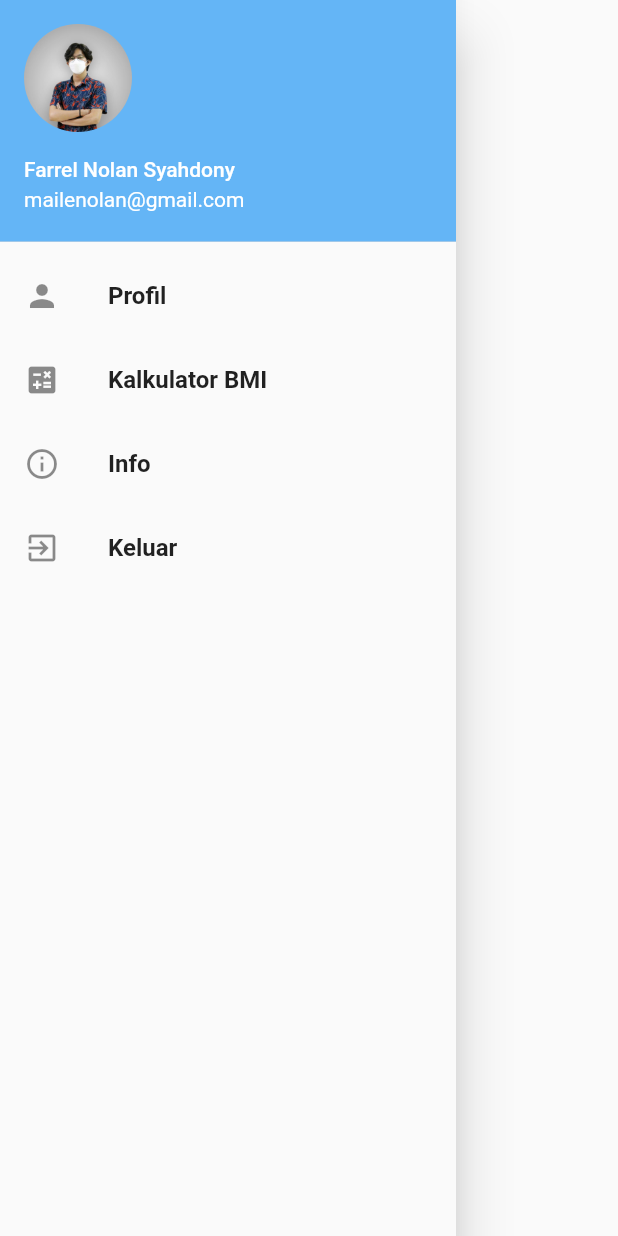
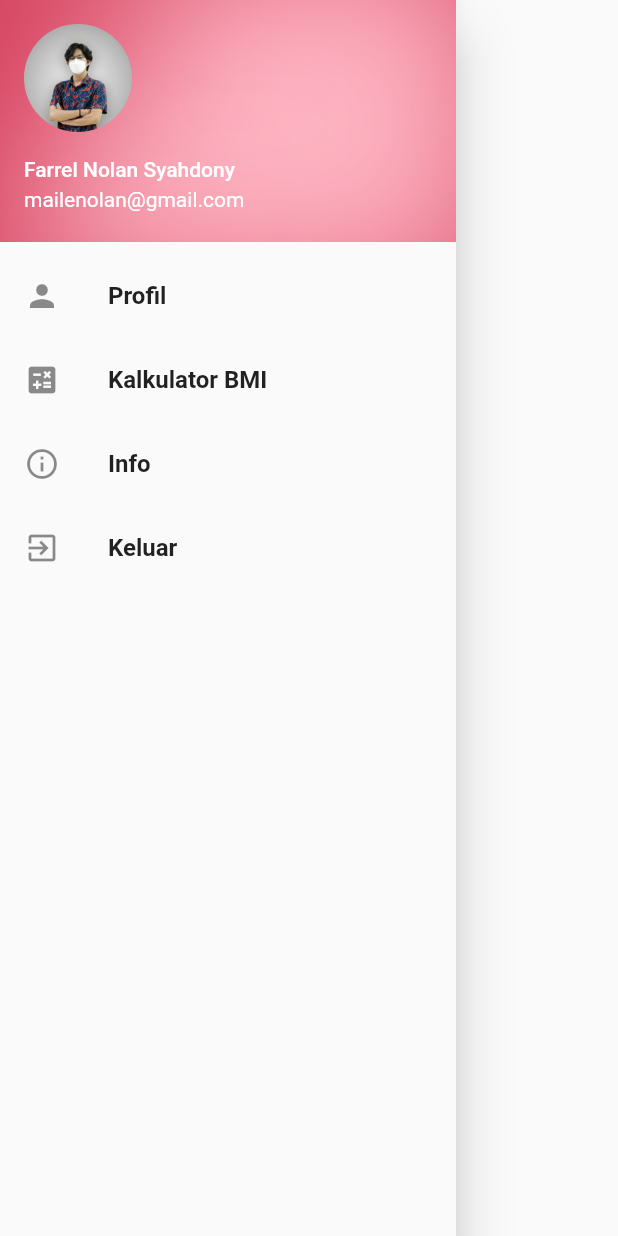
Before and after one commit to fanolans/bumil-care, a Flutter app: the DrawerWidget widget shown alone on an empty page, opened directly, on a phone screen of 412 x 824 dp. Run offline on Flutter 3.47's test engine with Material 2 defaults, Android fonts, the light colour scheme and no system bars; our stand-ins replace carousel_slider; network calls fail.

Commit message:
refactor box decoration image

```diff
--- a/lib/screens/home_screen.dart
+++ b/lib/screens/home_screen.dart
@@ -25,9 +25,14 @@ class HomeScreen extends StatelessWidget {
       body: Stack(
         children: [
           Container(
-            color: Colors.blue.shade300,
             width: double.infinity,
             height: double.infinity,
+            decoration: const BoxDecoration(
+              image: DecorationImage(
+                image: AssetImage('${assetImages}home-background.png'),
+                fit: BoxFit.cover,
+              ),
+            ),
           ),
           Column(
             mainAxisAlignment: MainAxisAlignment.start,
--- a/lib/widgets/drawer_widget.dart
+++ b/lib/widgets/drawer_widget.dart
@@ -15,17 +15,20 @@ class DrawerWidget extends StatelessWidget {
       child: ListView(
         padding: EdgeInsets.zero,
         children: [
-          UserAccountsDrawerHeader(
-            currentAccountPicture: const CircleAvatar(
+          const UserAccountsDrawerHeader(
+            currentAccountPicture: CircleAvatar(
               backgroundImage: AssetImage('${assetImages}profile.jpg'),
               backgroundColor: Colors.transparent,
               radius: 30,
             ),
             decoration: BoxDecoration(
-              color: Colors.blue.shade300,
+              image: DecorationImage(
+                image: AssetImage('${assetImages}home-background.png'),
+                fit: BoxFit.cover,
+              ),
             ),
-            accountEmail: const Text('mailenolan@gmail.com'),
-            accountName: const Text('Farrel Nolan Syahdony'),
+            accountEmail: Text('mailenolan@gmail.com'),
+            accountName: Text('Farrel Nolan Syahdony'),
           ),
           ListTile(
             leading: const Icon(
```
